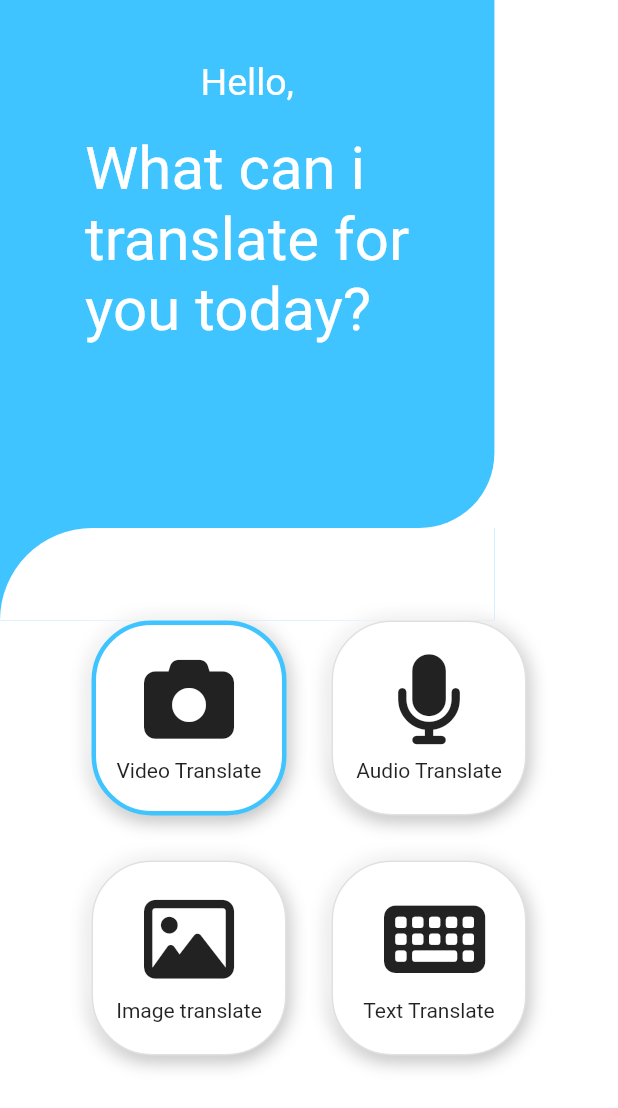
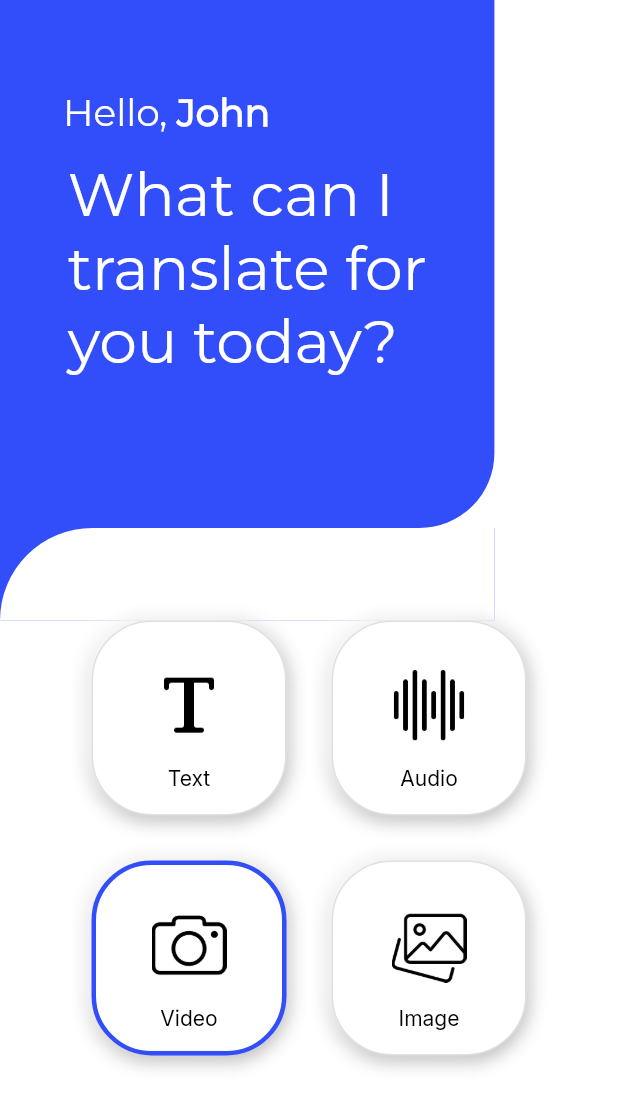
Before and after one commit to MMaduranga/SignLanguageDictionaryApp, a Flutter app: the screen it shows after launch, on a phone screen of 412 x 824 dp. Shown: the top 1108 px of the screen. Run offline on Flutter 3.47's test engine with Material 2 defaults, Android fonts, the phone set to English and light mode, and no system bars; our stand-ins replace image_picker, logger; missing offline and left inert: tflite_flutter, tflite_flutter_helper.

Commit message:
style: :lipstick: update UI home
change fonts, icons, and replace the order

```diff
--- a/lib/frames/home.dart
+++ b/lib/frames/home.dart
@@ -1,10 +1,8 @@
 import 'package:flutter/material.dart';
-import 'package:font_awesome_flutter/font_awesome_flutter.dart';
 import 'image2text.dart';
 import 'realtime.dart';
 import 'realtimeAudio.dart';
 import 'text2sign.dart';
-import 'dart:io';
 
 class Home extends StatefulWidget {
   const Home({Key? key}) : super(key: key);
@@ -20,13 +18,14 @@ class _HomeState extends State<Home> {
     Size size = MediaQuery.of(context).size;
     double containerHight = size.height + AppBar().preferredSize.height;
     double containerWidth = size.width * 0.8;
-    Color containerColor = Colors.lightBlueAccent;
+    Color containerColor = const Color(0xff324dfa);
 
     return Scaffold(
       backgroundColor: Colors.white,
       body: SingleChildScrollView(
         child: Column(
           mainAxisAlignment: MainAxisAlignment.start,
+          crossAxisAlignment: CrossAxisAlignment.start,
           children: [
             Row(
               mainAxisAlignment: MainAxisAlignment.start,
@@ -52,20 +51,48 @@ class _HomeState extends State<Home> {
                   child: SingleChildScrollView(
                     child: Column(
                       mainAxisAlignment: MainAxisAlignment.start,
+                      crossAxisAlignment: CrossAxisAlignment.start,
+                      children: [
+                        const SizedBox(
+                          height: 60,
+                        ),
+                        Row(
                           children: const [
                             SizedBox(
-                          height: 40,
+                              width: 42,
                             ),
                             Text(
                               "Hello,",
-                          style: TextStyle(color: Colors.white, fontSize: 25),
+                              style: TextStyle(
+                                color: Colors.white,
+                                fontSize: 25,
+                                fontFamily: 'Montserrat',
                               ),
-                        SizedBox(
-                          height: 20,
+                              textAlign: TextAlign.start,
                             ),
                             Text(
-                          "What can i\ntranslate for\nyou today?",
-                          style: TextStyle(color: Colors.white, fontSize: 40),
+                              " John",
+                              style: TextStyle(
+                                color: Colors.white,
+                                fontSize: 25,
+                                fontFamily: 'Montserrat',
+                                fontWeight: FontWeight.bold,
+                              ),
+                              textAlign: TextAlign.start,
+                            ),
+                          ],
+                        ),
+                        const SizedBox(
+                          height: 15,
+                        ),
+                        const Center(
+                          child: Text(
+                            "What can I\ntranslate for\nyou today?",
+                            style: TextStyle(
+                                color: Colors.white,
+                                fontSize: 40,
+                                fontFamily: 'Montserrat'),
+                          ),
                         )
                       ],
                     ),
@@ -92,10 +119,66 @@ class _HomeState extends State<Home> {
                 ),
               ],
             ),
-            Container(
+            SizedBox(
               width: size.width,
               child: Column(
                 children: [
+                  Row(
+                    mainAxisAlignment: MainAxisAlignment.center,
+                    children: [
+                      GestureDetector(
+                        onTap: () {
+                          setState(
+                            () {
+                              borderList[3] = true;
+                              borderList[0] =
+                                  borderList[1] = borderList[2] = false;
+                            },
+                          );
+                          //sleep(Duration(milliseconds: 1000));
+                          Navigator.push(
+                            context,
+                            MaterialPageRoute(
+                              builder: (context) => const TextToSignLanguage(),
+                            ),
+                          );
+                        },
+                        child: Container(
+                          width: 130,
+                          height: 130,
+                          decoration: boxDecoration(containerColor, 3),
+                          child: buttonContent('assets/icons/text.png', "Text"),
+                        ),
+                      ),
+                      const SizedBox(width: 30),
+                      GestureDetector(
+                        onTap: () {
+                          setState(() {
+                            borderList[1] = true;
+                            borderList[0] =
+                                borderList[2] = borderList[3] = false;
+                          });
+                          Navigator.push(
+                            context,
+                            MaterialPageRoute(
+                              builder: (context) =>
+                                  const RealTimeAudioTranslate(),
+                            ),
+                          );
+                        },
+                        child: Container(
+                          width: 130,
+                          height: 130,
+                          decoration: boxDecoration(containerColor, 1),
+                          child:
+                              buttonContent('assets/icons/audio.png', "Audio"),
+                        ),
+                      ),
+                    ],
+                  ),
+                  const SizedBox(
+                    height: 30,
+                  ),
                   Row(
                     mainAxisAlignment: MainAxisAlignment.center,
                     children: [
@@ -109,43 +192,19 @@ class _HomeState extends State<Home> {
                           Navigator.push(
                             context,
                             MaterialPageRoute(
-                                    builder: (context) => RealTimeTranslate()));
+                              builder: (context) => const RealTimeTranslate(),
+                            ),
+                          );
                         },
                         child: Container(
                           width: 130,
                           height: 130,
                           decoration: boxDecoration(containerColor, 0),
-                            child: buttonContent(
-                                FontAwesomeIcons.camera, "Video Translate"),
-                          )),
+                          child:
+                              buttonContent('assets/icons/camera.png', "Video"),
+                        ),
+                      ),
                       const SizedBox(width: 30),
-                      GestureDetector(
-                          onTap: () {
-                            setState(() {
-                              borderList[1] = true;
-                              borderList[0] =
-                              borderList[2] = borderList[3] = false;
-                            });
-                            Navigator.push(
-                                context,
-                                MaterialPageRoute(
-                                    builder: (context) => RealTimeAudioTranslate()));
-                          },
-                          child: Container(
-                            width: 130,
-                            height: 130,
-                            decoration: boxDecoration(containerColor, 1),
-                            child: buttonContent(
-                                FontAwesomeIcons.microphone, "Audio Translate"),
-                          )),
-                    ],
-                  ),
-                  const SizedBox(
-                    height: 30,
-                  ),
-                  Row(
-                    mainAxisAlignment: MainAxisAlignment.center,
-                    children: [
                       GestureDetector(
                         onTap: () {
                           setState(() {
@@ -156,36 +215,18 @@ class _HomeState extends State<Home> {
                           Navigator.push(
                             context,
                             MaterialPageRoute(
-                                    builder: (context) => ImageToText()));
+                              builder: (context) => const ImageToText(),
+                            ),
+                          );
                         },
                         child: Container(
                           width: 130,
                           height: 130,
                           decoration: boxDecoration(containerColor, 2),
-                            child: buttonContent(
-                                FontAwesomeIcons.image, "Image translate"),
-                          )),
-                      const SizedBox(width: 30),
-                      GestureDetector(
-                          onTap: () {
-                            setState(() {
-                              borderList[3] = true;
-                              borderList[0] =
-                              borderList[1] = borderList[2] = false;
-                            });
-                            //sleep(Duration(milliseconds: 1000));
-                            Navigator.push(
-                                context,
-                                MaterialPageRoute(
-                                    builder: (context) => TextToSignLanguage()));
-                          },
-                          child: Container(
-                            width: 130,
-                            height: 130,
-                            decoration: boxDecoration(containerColor, 3),
-                            child: buttonContent(FontAwesomeIcons.solidKeyboard,
-                                "Text Translate"),
-                          )),
+                          child:
+                              buttonContent('assets/icons/image.png', "Image"),
+                        ),
+                      ),
                     ],
                   ),
                 ],
@@ -206,23 +247,31 @@ class _HomeState extends State<Home> {
         borderRadius: BorderRadius.circular(40),
         boxShadow: const [
           BoxShadow(offset: Offset(0, 2), blurRadius: 10, color: Colors.grey),
-          BoxShadow(
-              offset: Offset(-5, -5), blurRadius: 15, color: Colors.white)
+          BoxShadow(offset: Offset(-5, -5), blurRadius: 15, color: Colors.white)
         ]);
   }
 
-  Widget buttonContent(IconData icon, String text) {
+  Widget buttonContent(String iconPath, String text) {
     return Column(
       mainAxisAlignment: MainAxisAlignment.center,
       children: [
-        Icon(
-          icon,
-          size: 60,
+        Container(
+          height: 80,
+          // color: Colors.deepPurple[400],
+          padding: const EdgeInsets.all(15),
+          child: Image.asset(
+            iconPath,
+            color: Colors.black,
           ),
-       const SizedBox(
-          height: 10,
         ),
-        Text(text),
+        Text(
+          text,
+          style: const TextStyle(
+            color: Colors.black,
+            fontSize: 14,
+            fontFamily: 'Inter',
+          ),
+        ),
       ],
     );
   }
```
Also changed, not shown: pubspec.yaml (+9 -13 lines), assets/fonts/Inter-Regular.ttf (added), assets/fonts/Montserrat-Regular.ttf (added), assets/icons/audio.png (added), assets/icons/camera.png (added), assets/icons/image.png (added), assets/icons/text.png (added). Lines whose indentation alone changed are shown as unchanged.
